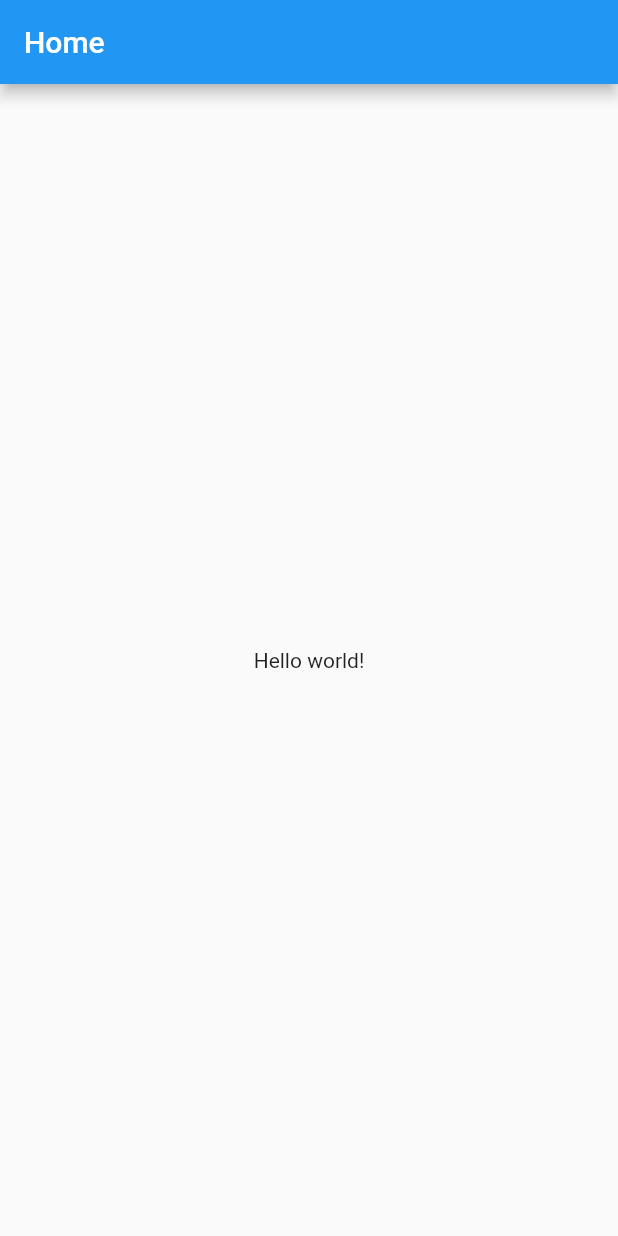
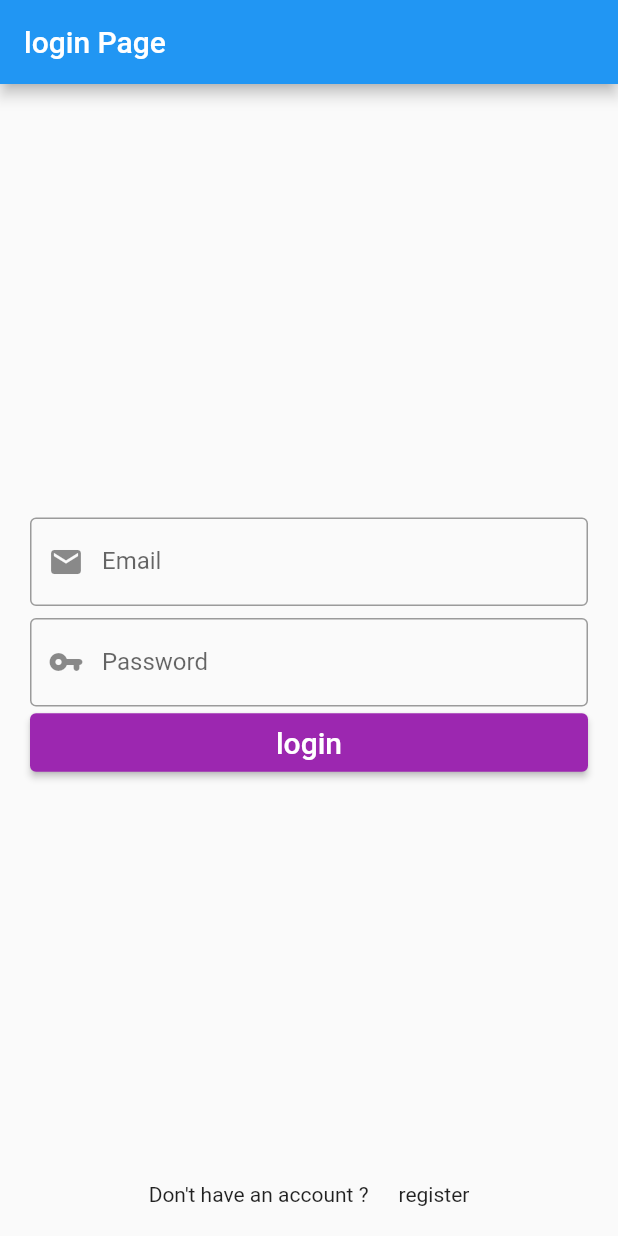
Before and after one commit to asdf148/JustTry, a Flutter app: the screen it shows after launch, on a phone screen of 412 x 824 dp. Run offline on Flutter 3.47's test engine with Material 2 defaults, Android fonts, the light colour scheme and no system bars; our stand-ins replace flutter_secure_storage, fluttertoast.

Commit message:
⚡️ :: Implementing automatic login
Implementing automatic login

```diff
--- /dev/null
+++ b/lib/models/join.dto.dart
@@ -0,0 +1,16 @@
+class JoinDto{
+  late String nick = '';
+  late String email = '';
+  late String password = '';
+  late String rePassword = '';
+
+  JoinDto({ required nick, required this.email, required this.password, required rePassword });
+
+  Map<String, dynamic> toJson() =>
+  {
+    'nick': nick,
+    'email': email,
+    'password': password,
+    're_password': rePassword
+  };
+}
--- /dev/null
+++ b/lib/models/reponse_join.dto.dart
@@ -0,0 +1,15 @@
+class ResponseJoinDto {
+  final String nick;
+  final String email;
+  final String password;
+
+  ResponseJoinDto({required this.nick, required this.email, required this.password});
+
+  factory ResponseJoinDto.fromJson(Map<String, dynamic> map) {
+    return ResponseJoinDto(
+        nick: map['nick'],
+        email: map['email'],
+        password: map['password'],
+    );
+  }
+}
--- /dev/null
+++ b/lib/models/user.dart
@@ -0,0 +1,17 @@
+class User {
+  final int userId;
+  final String name;
+  final String email;
+  final String password;
+
+  User({required this.userId, required this.name, required this.email, required this.password});
+
+  factory User.fromJson(Map<String, dynamic> map) {
+    return User(
+        userId: map['id'],
+        name: map['name'],
+        email: map['email'],
+        password: map['password'],
+    );
+  }
+}
--- /dev/null
+++ b/lib/screens/login_page.dart
@@ -0,0 +1,144 @@
+import 'package:a_la_vez/screens/register_page.dart';
+import 'package:a_la_vez/utils/util.dart';
+import 'package:flutter/foundation.dart';
+import 'package:flutter/material.dart';
+import 'package:flutter_secure_storage/flutter_secure_storage.dart';
+import 'main_page.dart';
+
+class LoginPage extends StatefulWidget {
+  const LoginPage({Key? key}) : super(key: key);
+
+  @override
+  _LoginPageState createState() => _LoginPageState();
+}
+
+class _LoginPageState extends State<LoginPage> {
+  bool isLoading = false;
+  late TextEditingController _userEmailCtrl;
+  late TextEditingController _userPasswordCtrl;
+
+  @override
+  void initState() {
+    super.initState();
+    _userEmailCtrl = TextEditingController(text: '');
+    _userPasswordCtrl = TextEditingController(text: '');
+  }
+
+  @override
+  Widget build(BuildContext context) {
+    return Scaffold(
+      appBar: AppBar(
+        title: const Text('login Page'),
+      ),
+      body: Center(
+        child: Padding(
+          padding: const EdgeInsets.all(20.0),
+          child: Column(
+            mainAxisAlignment: MainAxisAlignment.center,
+            children: <Widget>[
+              const Expanded(
+                flex: 3,
+                child: SizedBox(),
+              ),
+              _emailWidget(),
+              const SizedBox(
+                height: 8,
+              ),
+              _passwordWidget(),
+              _loginButton(context),
+              const Expanded(
+                flex: 3,
+                child: SizedBox(),
+              ),
+              _registerButton(),
+            ],
+          ),
+        ),
+      ),
+    );
+  }
+
+  Widget _emailWidget() {
+    return TextFormField(
+      controller: _userEmailCtrl,
+      decoration: const InputDecoration(
+        prefixIcon: Icon(Icons.email),
+        labelText: "Email",
+        border: OutlineInputBorder(),
+      ),
+    );
+  }
+
+  Widget _passwordWidget() {
+    return TextFormField(
+      controller: _userPasswordCtrl,
+      obscureText: true,
+      decoration: const InputDecoration(
+        prefixIcon: Icon(Icons.vpn_key_rounded),
+        labelText: "Password",
+        border: OutlineInputBorder(),
+      ),
+    );
+  }
+
+  Widget _loginButton(context) {
+    return SizedBox(
+      width: MediaQuery.of(context).size.width,
+      child: ElevatedButton(
+        style: ElevatedButton.styleFrom(
+          primary: Colors.purple,
+          padding: const EdgeInsets.all(8.0),
+        ),
+        onPressed: () => isLoading ? null : _loginCheck(),
+        child: Text(
+          isLoading ? 'loggin in.....' : 'login',
+          style: const TextStyle(
+            fontSize: 20.0,
+            color: Colors.white,
+          ),
+        ),
+      ),
+    );
+  }
+
+  Widget _registerButton() {
+    return Row(
+      mainAxisAlignment: MainAxisAlignment.center,
+      children: <Widget>[
+        const Text('Don\'t have an account ?'),
+        const SizedBox(
+          width: 20,
+        ),
+        InkWell(
+          onTap: () => Navigator.pushReplacement(context, MaterialPageRoute(builder: (BuildContext context) => RegisterPage())),
+          child: const Text('register'),
+        ),
+      ],
+    );
+  }
+
+  void _loginCheck() async {
+    if (kDebugMode) {
+      print('_userEmailCtrl.text : ${_userEmailCtrl.text}');
+      print('_userPasswordCtrl.text : ${_userPasswordCtrl.text}');
+    }
+    final storage = FlutterSecureStorage();
+    String storagePass = await storage.read(key: _userEmailCtrl.text);
+    if(storagePass != null && storagePass != '' && storagePass == _userPasswordCtrl.text){
+      if (kDebugMode) {
+        print('storagePass : $storagePass');
+      }
+      String userNickName = await storage.read(key: '${_userEmailCtrl.text}_$storagePass');
+      storage.write(key: userNickName, value: STATUS_LOGIN);
+      if (kDebugMode) {
+        print('로그인 성공');
+      }
+      Navigator.pushReplacement(context, MaterialPageRoute(builder: (BuildContext context) => MainPage(nickName: userNickName)));
+    } else {
+      if (kDebugMode) {
+        print('로그인 실패');
+      }
+      showToast('아이디가 존재하지 않거나 비밀번호가 맞지않습니다.');
+    }
+  }
+}
```
Also changed, not shown: lib/main.dart (+56 -22 lines), lib/screens/main_page.dart (added, +53 -0 lines), lib/screens/register_page.dart (added, +198 -0 lines), lib/services/register_page_service.dart (added, +17 -0 lines), lib/utils/session.dart (added, +17 -0 lines), lib/utils/util.dart (added, +16 -0 lines), pubspec.yaml (+3 -6 lines), assets/splash.png (deleted), pubspec.lock, 7 other files.
